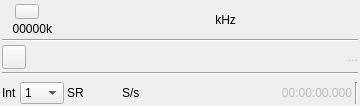
The window that plugins/samplesink/fileoutput/fileoutputgui.ui (f4exb/sdrangel) describes before a commit, drawn with Qt 5.
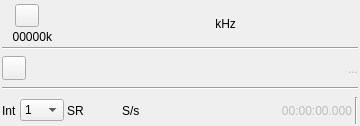
The same window after the commit. Icons and pictures are not drawn. Custom widgets are drawn as their Qt base class.

```diff
--- a/plugins/samplesink/fileoutput/fileoutputgui.ui
+++ b/plugins/samplesink/fileoutput/fileoutputgui.ui
@@ -7,11 +7,11 @@
     <x>0</x>
     <y>0</y>
     <width>360</width>
-    <height>106</height>
+    <height>126</height>
    </rect>
   </property>
   <property name="sizePolicy">
-   <sizepolicy hsizetype="Minimum" vsizetype="Minimum">
+   <sizepolicy hsizetype="Fixed" vsizetype="Fixed">
     <horstretch>0</horstretch>
     <verstretch>0</verstretch>
    </sizepolicy>
@@ -19,13 +19,13 @@
   <property name="minimumSize">
    <size>
     <width>360</width>
-    <height>106</height>
+    <height>126</height>
    </size>
   </property>
   <property name="maximumSize">
    <size>
     <width>360</width>
-    <height>106</height>
+    <height>144</height>
    </size>
   </property>
   <property name="font">
```
